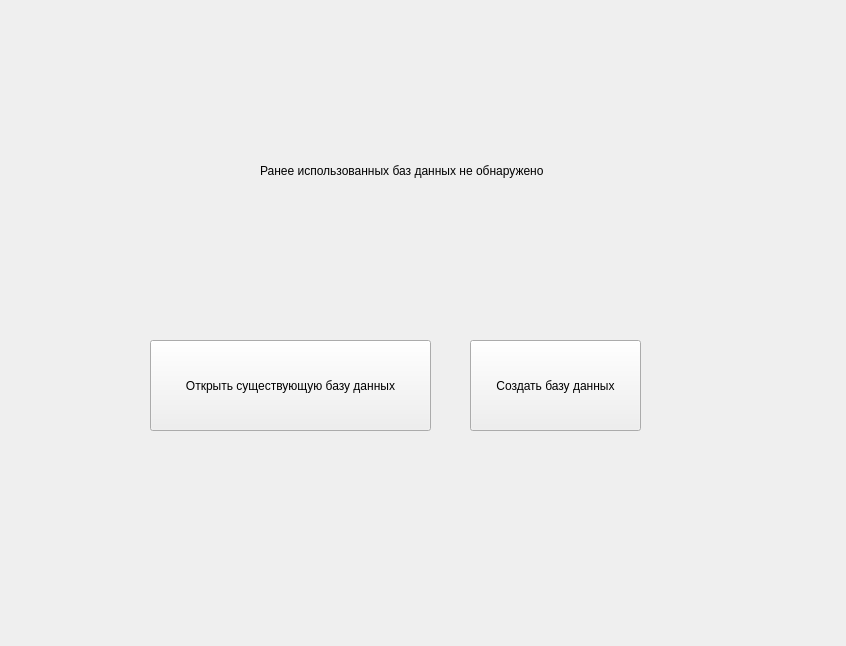
Above: welcomewidget.ui from SNEGIKON13/Password-Manager before the change. Below: the same form after it.
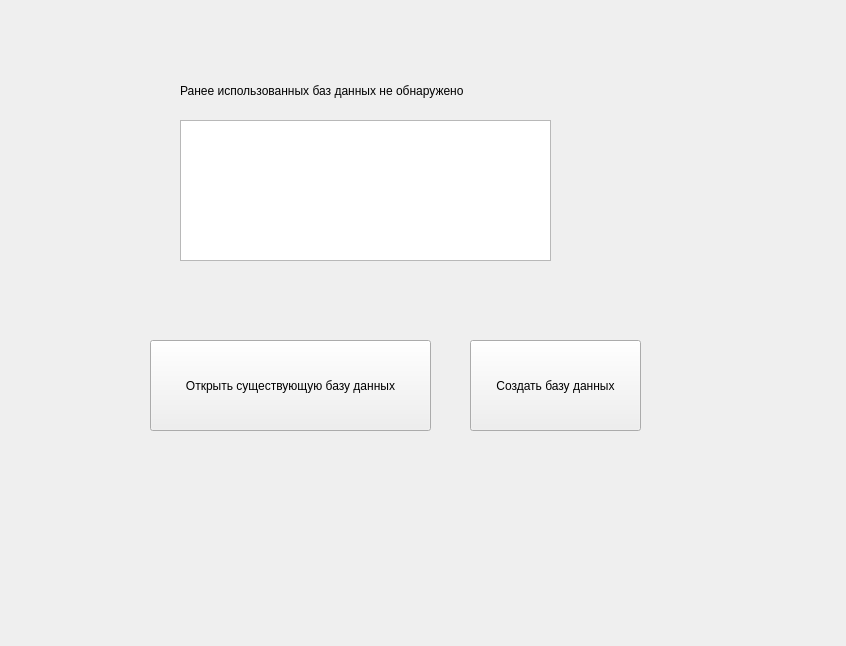
That is the form after the change.

Patch:
```diff
--- a/welcomewidget.ui
+++ b/welcomewidget.ui
@@ -42,8 +42,8 @@
   <widget class="QLabel" name="label">
    <property name="geometry">
     <rect>
-     <x>260</x>
-     <y>120</y>
+     <x>180</x>
+     <y>40</y>
      <width>471</width>
      <height>101</height>
     </rect>
@@ -52,6 +52,16 @@
     <string>Ранее использованных баз данных не обнаружено</string>
    </property>
   </widget>
+  <widget class="QListWidget" name="listWidget">
+   <property name="geometry">
+    <rect>
+     <x>180</x>
+     <y>120</y>
+     <width>371</width>
+     <height>141</height>
+    </rect>
+   </property>
+  </widget>
  </widget>
  <resources/>
  <connections/>
```
